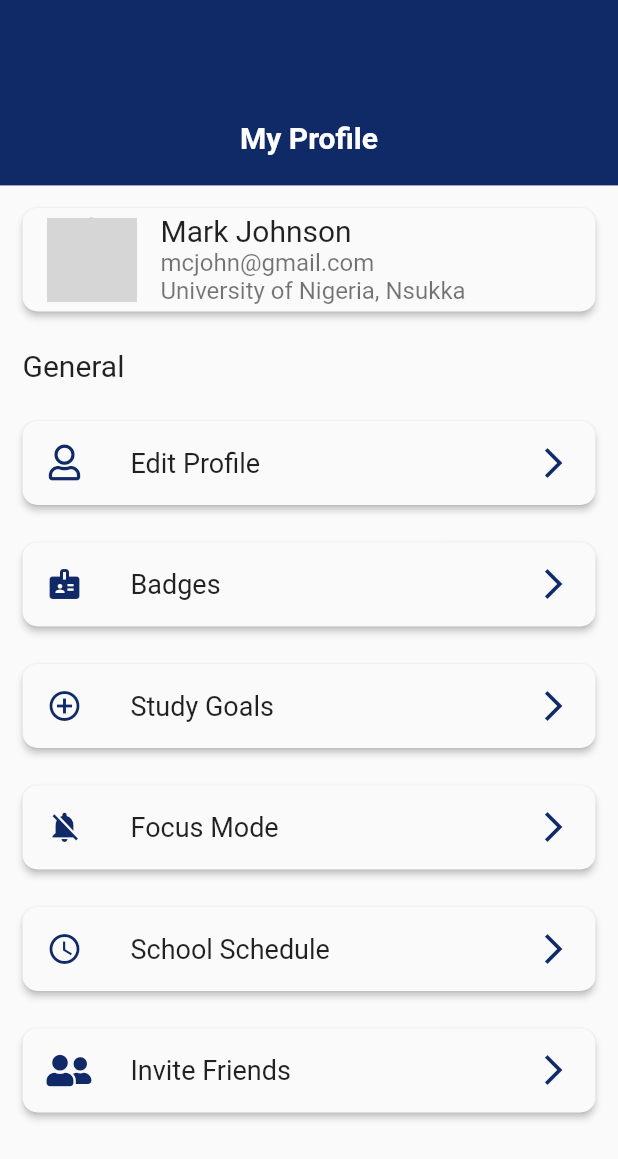
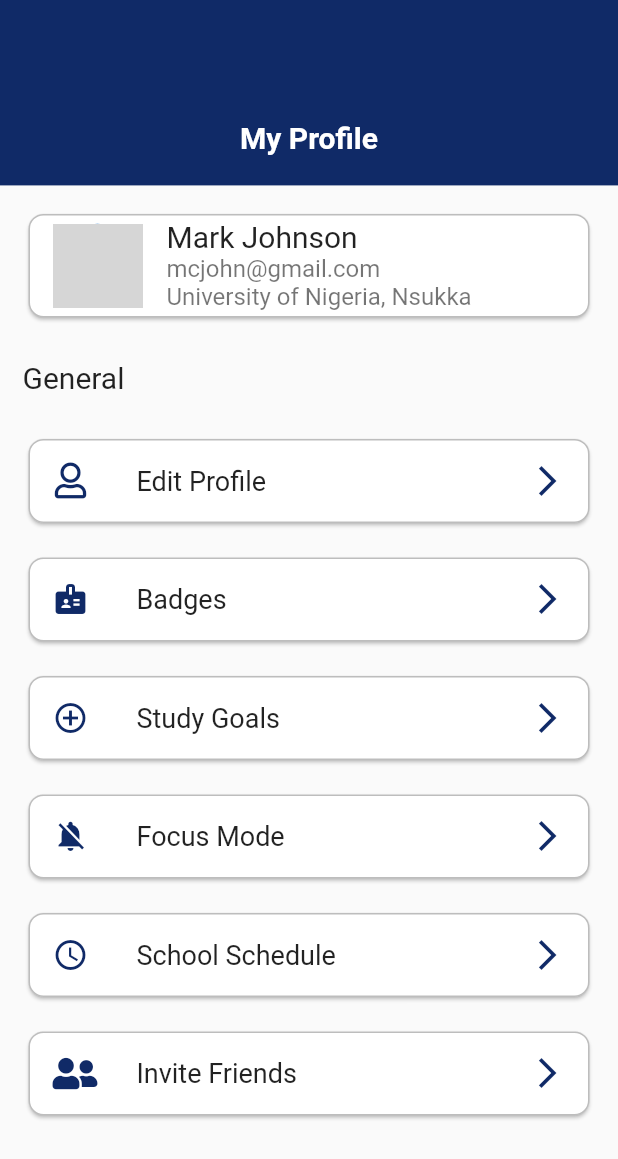
Before and after one commit to matthewmoyongho/profile-page-UI-clone, a Flutter app: the screen it shows after launch, on a phone screen of 412 x 824 dp. Shown: the top 1159 px of the screen. Run offline on Flutter 3.47's test engine with Material 2 defaults, Android fonts, the phone set to English and light mode, and no system bars; our stand-ins replace font_awesome_flutter; grey boxes are pictures that could not be loaded.

Commit message:
more update

```diff
--- a/lib/main.dart
+++ b/lib/main.dart
@@ -46,9 +46,10 @@ class UserProfile extends StatelessWidget {
               child: Column(
                 crossAxisAlignment: CrossAxisAlignment.start,
                 children: [
-                  Material(
-                    borderRadius: BorderRadius.circular(10),
-                    elevation: 2,
+                  Card(
+                    shape: RoundedRectangleBorder(
+                        borderRadius: BorderRadius.circular(10),
+                        side: BorderSide(width: 1, color: Colors.black26)),
                     child: ListTile(
                       leading: CircleAvatar(
                         backgroundImage: AssetImage('images/profile.jpg'),
--- a/lib/widgets.dart
+++ b/lib/widgets.dart
@@ -13,9 +13,13 @@ class ProfilePageTile extends StatelessWidget {
   Widget build(BuildContext context) {
     return Column(
       children: [
-        Material(
-          borderRadius: BorderRadius.circular(10),
-          elevation: 2,
+        Card(
+          shape: RoundedRectangleBorder(
+              borderRadius: BorderRadius.circular(10),
+              side: BorderSide(
+                width: 1,
+                color: Colors.black26,
+              )),
           child: ListTile(
             leading: Icon(
               leading,
@@ -29,7 +33,7 @@ class ProfilePageTile extends StatelessWidget {
           ),
         ),
         SizedBox(
-          height: 25,
+          height: 15,
         ),
       ],
     );
```
